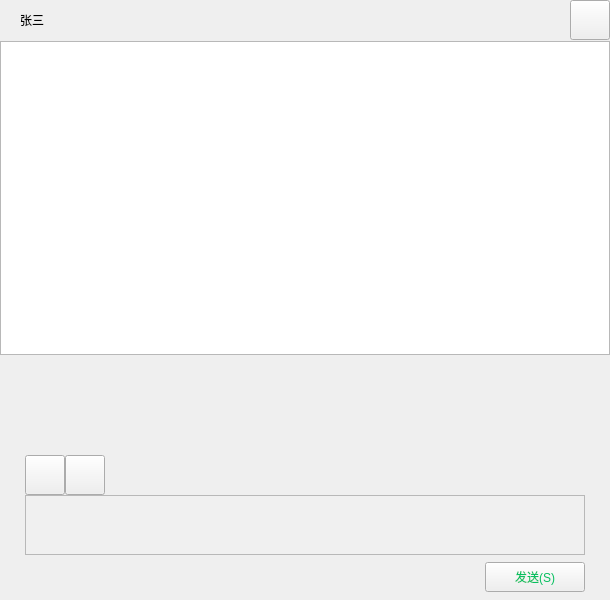
Qt form ui_components/forms/chatmainwidget.ui (ASUJY/WeLink) before a commit.
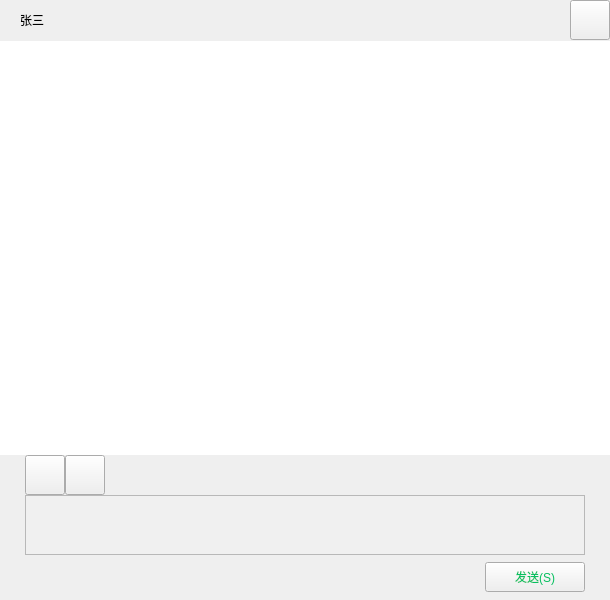
The same form after that commit. The open tabs and pages were chosen to show the change. Icons and pictures are not drawn.

The edit to the form file:
```diff
--- a/ui_components/forms/chatmainwidget.ui
+++ b/ui_components/forms/chatmainwidget.ui
@@ -178,7 +178,7 @@
            <number>0</number>
           </property>
           <property name="bottomMargin">
-           <number>100</number>
+           <number>0</number>
           </property>
           <property name="horizontalSpacing">
            <number>0</number>
@@ -200,6 +200,31 @@
               <height>16777215</height>
              </size>
             </property>
+            <property name="styleSheet">
+             <string notr="true">QListWidget{
+            background:white;
+            border:none;
+            outline:none;
+        }
+        QListWidget::item{
+            background:transparent;
+            border:none;
+            outline:none;
+        }
+        QListWidget::item:hover{
+            background:transparent;
+            border:none;
+            outline:none;
+        }
+        QListWidget::item:selected{
+            background:transparent;
+            border:none;
+            outline:none;
+        }
+        QListWidget::item:focus{
+            outline:none;
+        }</string>
+            </property>
            </widget>
           </item>
          </layout>
```
Left out of the diff: 12 changed lines with no effect on the pictures.
